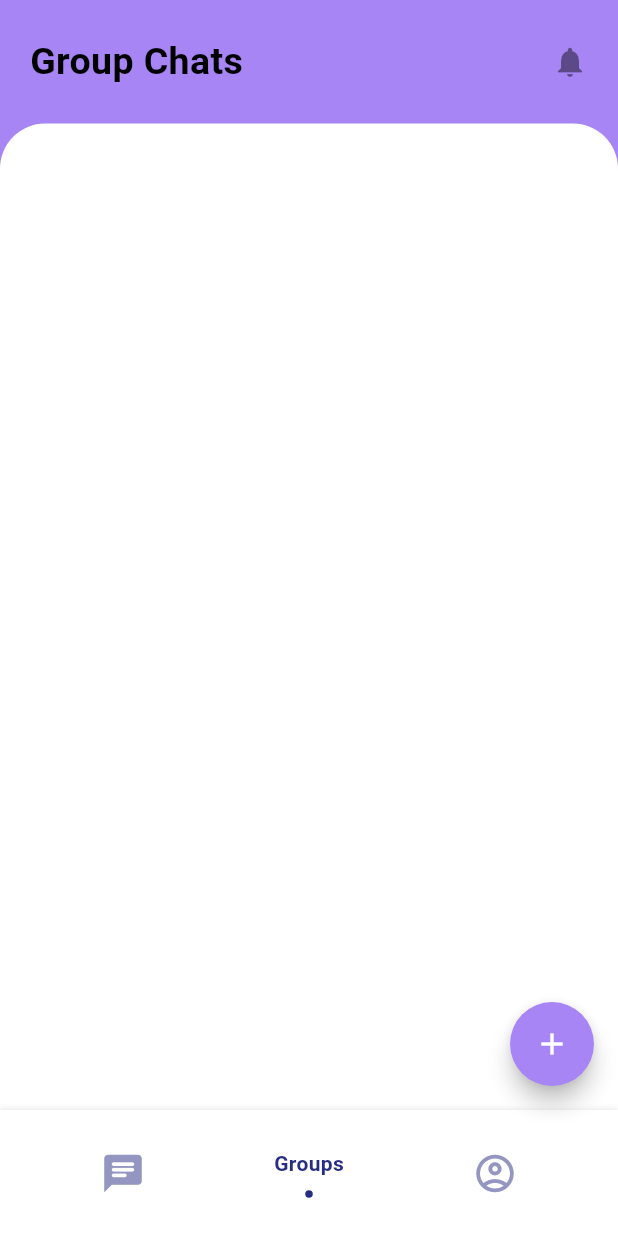
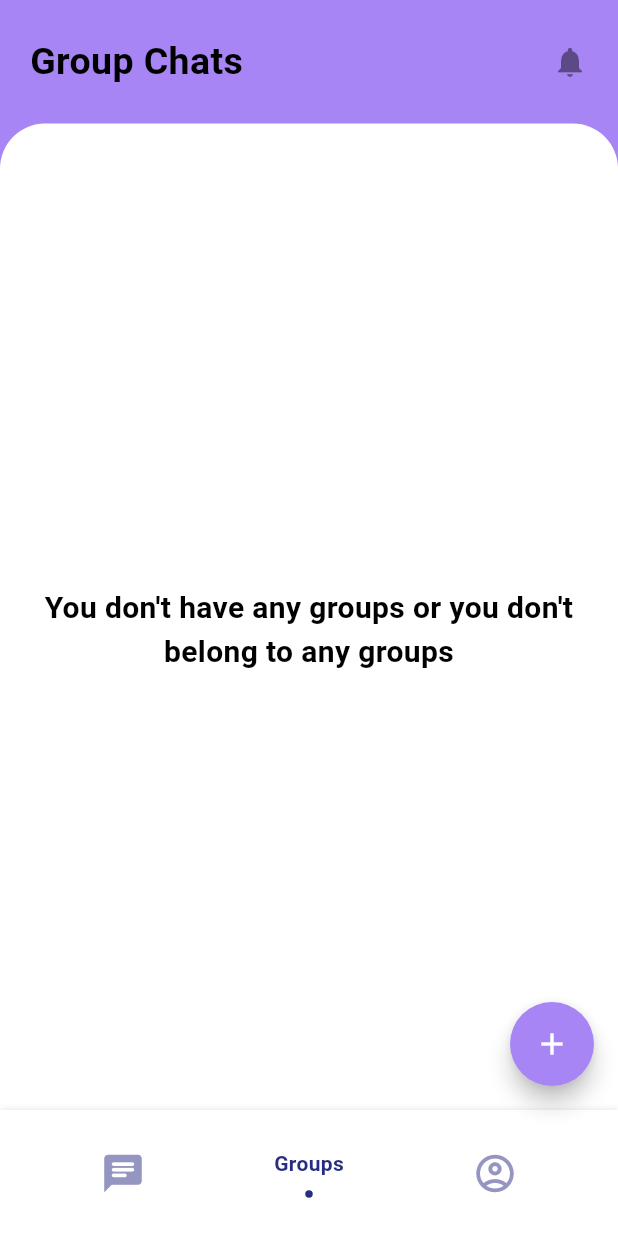
Before and after one commit to Raj3448/FlutterChat_App, a Flutter app: the RootScreen screen opened directly, item 2 of the bottom bar chosen, on a phone screen of 412 x 824 dp. Run offline on Flutter 3.47's test engine with Material 3 defaults, Android fonts, the phone set to English and light mode, and no system bars; drawn by our look-alikes of flashy_tab_bar2; our stand-ins replace auto_route, cloud_firestore, firebase_auth, firebase_core, firebase_messaging, firebase_storage and 2 more; accounts and stored records are empty; network calls fail.

Commit message:
commit by raj

```diff
--- a/lib/Widgets/GroupWidget.dart
+++ b/lib/Widgets/GroupWidget.dart
@@ -1,3 +1,6 @@
+import 'package:chatapp/Widgets/usersListView.dart';
+import 'package:cloud_firestore/cloud_firestore.dart';
+import 'package:firebase_core/firebase_core.dart';
 import 'package:flutter/material.dart';
 
 class GroupWidget extends StatelessWidget {
@@ -11,6 +14,38 @@ class GroupWidget extends StatelessWidget {
             color: Colors.white,
             borderRadius: BorderRadius.only(
                 topLeft: Radius.circular(30), topRight: Radius.circular(30))),
+        child: StreamBuilder(
+          stream: FirebaseFirestore.instance.collection('Groups').snapshots(),
+          builder: (context, snapshot) {
+            if (snapshot.connectionState == ConnectionState.waiting) {
+              return Center(
+                child: SizedBox(
+                    height: MediaQuery.of(context).size.height * 0.07,
+                    child: Image.asset('assets/Images/loading.gif')),
               );
             }
+            final List<QueryDocumentSnapshot<Map<String, dynamic>>> groupList =
+                snapshot.data!.docs;
+            if (groupList.isEmpty) {
+              return const Center(
+                child: Text(
+                  'You don\'t have any groups or you don\'t belong to any groups',
+                  textAlign: TextAlign.center,
+                  style: TextStyle(
+                      color: Colors.black,
+                      fontSize: 20,
+                      fontWeight: FontWeight.bold),
+                ),
+              );
             }
+
+            return ListView.builder(
+                itemCount: groupList.length,
+                itemBuilder: (context, index) {
+
+                  return UsersListView(user: groupList[index], isGroup: true,);
+                });
+          },
+        ));
+  }
+}
--- a/lib/Widgets/homewidget.dart
+++ b/lib/Widgets/homewidget.dart
@@ -56,6 +56,7 @@ class Chatwidget extends StatelessWidget {
                   if (userInfo!.uid != usersList[index].data()['id']) {
                     return UsersListView(
                       user: usersList[index],
+                      isGroup: false,
                     );
                   }
                   return Container();
--- a/lib/bloc/GroupDetails/bloc/group_details_event.dart
+++ b/lib/bloc/GroupDetails/bloc/group_details_event.dart
@@ -14,4 +14,10 @@ class AddGroupDetailsInDatabase extends GroupDetailsEvent {
     required this.userDetailList,
   });
 }
-class AddGroupImage extends GroupDetailsEvent{}
+
+class AddGroupMessage extends GroupDetailsEvent {
+  (String,String) msgAndDocId;
+  AddGroupMessage({
+    required this.msgAndDocId,
+  });
+}
```
Also changed, not shown: lib/Widgets/sendNewMessageInGrp.dart (added, +70 -0 lines), lib/Widgets/usersListView.dart (+19 -6 lines), lib/bloc/GroupDetails/bloc/group_details_bloc.dart (+19 -26 lines), lib/screens/chatWindow.dart (+11 -20 lines), lib/screens/createGrpScreen.dart (+4 -3 lines), lib/screens/group_chat_window.dart (added, +97 -0 lines). Lines whose indentation alone changed are shown as unchanged.
